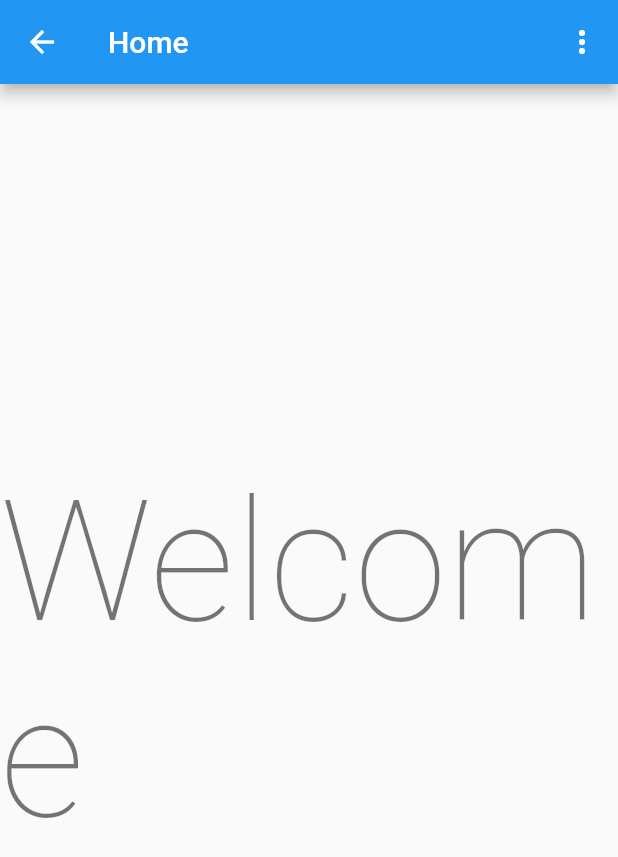
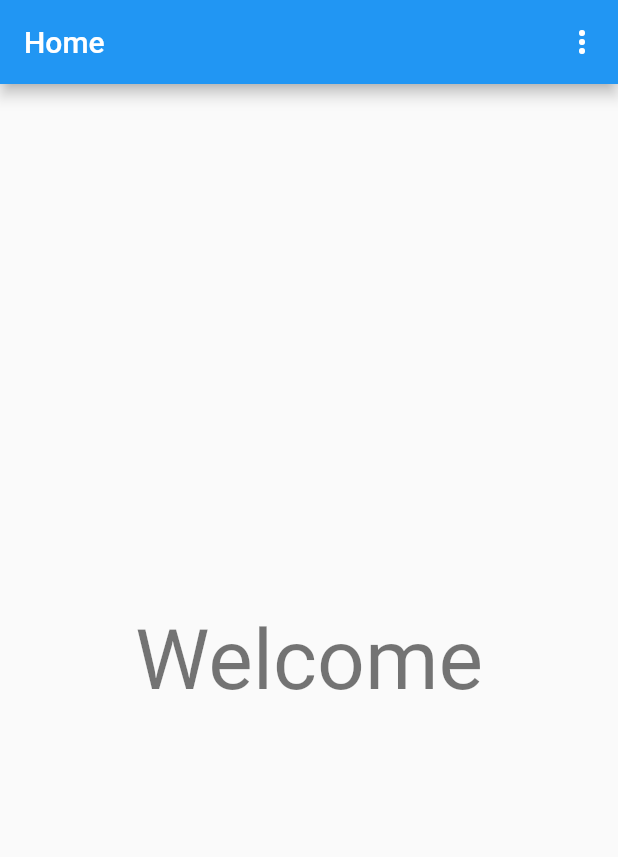
Before and after one commit to leosuncin/flutter_todo_app, a Flutter app: the HomeScreen screen opened directly, on a phone screen of 412 x 824 dp. Shown: the top 857 px of the screen. Run offline on Flutter 3.47's test engine with Material 2 defaults, Android fonts, the phone set to English and light mode, and no system bars; accounts and stored records are empty.

Commit message:
Fix back navigation issue

```diff
--- a/lib/main.dart
+++ b/lib/main.dart
@@ -24,7 +24,10 @@ class MyApp extends StatelessWidget {
         primarySwatch: Colors.blue,
         visualDensity: VisualDensity.adaptivePlatformDensity,
       ),
-      initialRoute: LoginScreen.routeName,
+      home: Consumer<Auth>(
+        builder: (context, auth, child) =>
+            auth.isAuthenticated ? HomeScreen() : LoginScreen(),
+      ),
       routes: {
         LoginScreen.routeName: (_) => LoginScreen(),
         RegisterScreen.routeName: (_) => RegisterScreen(),
--- a/lib/screens/home_screen.dart
+++ b/lib/screens/home_screen.dart
@@ -6,7 +6,7 @@ import 'package:flutter_todo_app/screens/login_screen.dart';
 enum MenuActionOptions { Logout }
 
 class HomeScreen extends StatelessWidget {
-  static const routeName = '/';
+  static const routeName = '/home';
 
   @override
   Widget build(BuildContext context) {
@@ -39,7 +39,7 @@ class HomeScreen extends StatelessWidget {
       body: Center(
         child: Text(
           'Welcome',
-          style: Theme.of(context).textTheme.headline1,
+          style: Theme.of(context).textTheme.headline2,
         ),
       ),
     );
```
